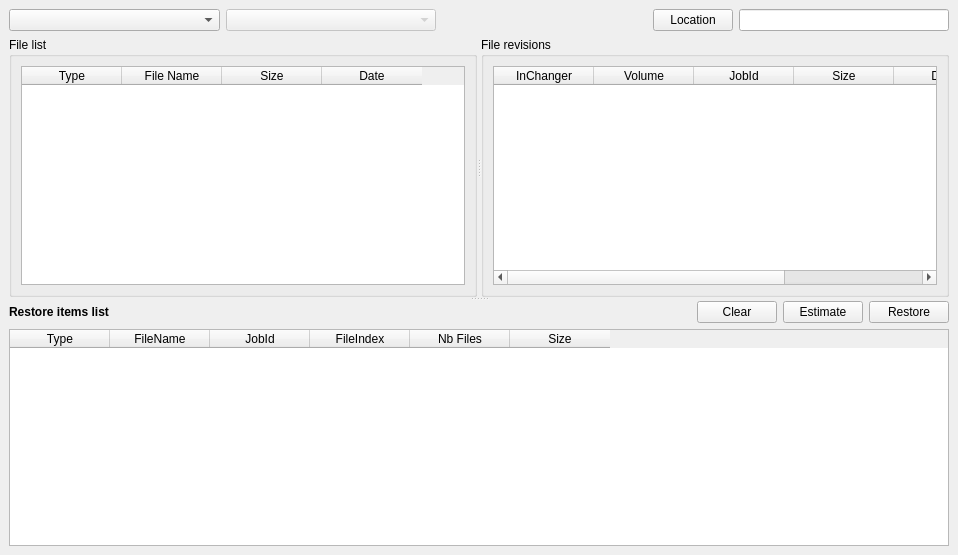
rkorzeniewski/bacula, file bacula/src/qt-console/restore/brestore.ui: the form before one commit.
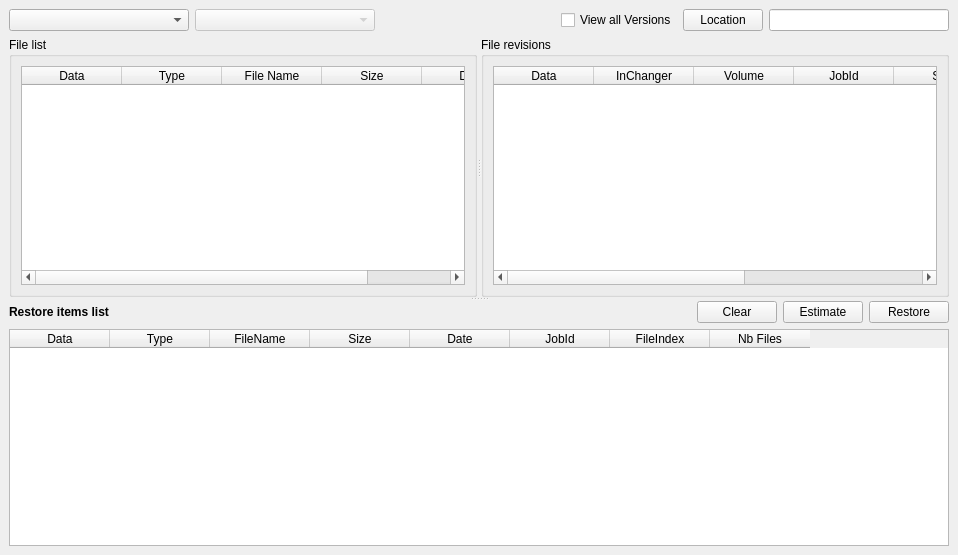
The form after the commit.

Commit message: bat: get a simple working brestore file browser using bvfs API

```diff
--- a/bacula/src/qt-console/restore/brestore.ui
+++ b/bacula/src/qt-console/restore/brestore.ui
@@ -54,6 +54,29 @@
             <verstretch>5</verstretch>
            </sizepolicy>
           </property>
+          <property name="dragEnabled">
+           <bool>true</bool>
+          </property>
+          <property name="alternatingRowColors">
+           <bool>true</bool>
+          </property>
+          <property name="selectionBehavior">
+           <enum>QAbstractItemView::SelectRows</enum>
+          </property>
+          <property name="showGrid">
+           <bool>false</bool>
+          </property>
+          <property name="sortingEnabled">
+           <bool>false</bool>
+          </property>
+          <attribute name="verticalHeaderVisible">
+           <bool>false</bool>
+          </attribute>
+          <column>
+           <property name="text">
+            <string>Data</string>
+           </property>
+          </column>
           <column>
            <property name="text">
             <string>Type</string>
@@ -103,6 +126,26 @@
             <verstretch>0</verstretch>
            </sizepolicy>
           </property>
+          <property name="dragEnabled">
+           <bool>true</bool>
+          </property>
+          <property name="alternatingRowColors">
+           <bool>true</bool>
+          </property>
+          <property name="selectionMode">
+           <enum>QAbstractItemView::SingleSelection</enum>
+          </property>
+          <property name="selectionBehavior">
+           <enum>QAbstractItemView::SelectRows</enum>
+          </property>
+          <property name="showGrid">
+           <bool>false</bool>
+          </property>
+          <column>
+           <property name="text">
+            <string>Data</string>
+           </property>
+          </column>
           <column>
            <property name="text">
             <string>InChanger</string>
@@ -205,6 +248,11 @@
          <property name="acceptDrops">
           <bool>true</bool>
          </property>
+         <column>
+          <property name="text">
+           <string>Data</string>
+          </property>
+         </column>
          <column>
           <property name="text">
            <string>Type</string>
@@ -215,6 +263,16 @@
            <string>FileName</string>
           </property>
          </column>
+         <column>
+          <property name="text">
+           <string>Size</string>
+          </property>
+         </column>
+         <column>
+          <property name="text">
+           <string>Date</string>
+          </property>
+         </column>
          <column>
           <property name="text">
            <string>JobId</string>
@@ -230,11 +288,6 @@
            <string>Nb Files</string>
           </property>
          </column>
-         <column>
-          <property name="text">
-           <string>Size</string>
-          </property>
-         </column>
         </widget>
        </item>
       </layout>
@@ -294,6 +347,13 @@
        </property>
       </spacer>
      </item>
+     <item>
+      <widget class="QCheckBox" name="VersionsChk">
+       <property name="text">
+        <string>View all Versions</string>
+       </property>
+      </widget>
+     </item>
      <item>
       <widget class="QPushButton" name="LocationBp">
        <property name="text">
```
The commit also changes 3 other files.
